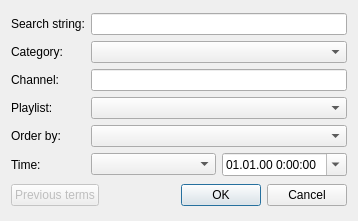
The window that youtubesearchwidget.ui (AlexLevkovich/YoutubeViewer) describes before a commit, drawn with Qt 5.
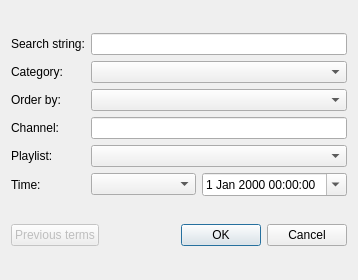
The same window after the commit. Custom widgets are drawn as their Qt base class.

```diff
--- a/youtubesearchwidget.ui
+++ b/youtubesearchwidget.ui
@@ -7,7 +7,7 @@
     <x>0</x>
     <y>0</y>
     <width>358</width>
-    <height>221</height>
+    <height>280</height>
    </rect>
   </property>
   <property name="minimumSize">
@@ -49,23 +49,33 @@
       </widget>
      </item>
      <item row="2" column="0">
+      <widget class="QLabel" name="label_4">
+       <property name="text">
+        <string>Order by:</string>
+       </property>
+      </widget>
+     </item>
+     <item row="2" column="1">
+      <widget class="QComboBox" name="orderbyCombo"/>
+     </item>
+     <item row="3" column="0">
       <widget class="QLabel" name="label_3">
        <property name="text">
         <string>Channel:</string>
        </property>
       </widget>
      </item>
-     <item row="2" column="1">
+     <item row="3" column="1">
       <widget class="FancyLineEdit" name="channelEdit"/>
      </item>
-     <item row="3" column="0">
+     <item row="4" column="0">
       <widget class="QLabel" name="label_6">
        <property name="text">
         <string>Playlist:</string>
        </property>
       </widget>
      </item>
-     <item row="3" column="1">
+     <item row="4" column="1">
       <widget class="YComboBox" name="playlistCombo">
        <property name="sizePolicy">
         <sizepolicy hsizetype="Preferred" vsizetype="Fixed">
@@ -84,16 +94,6 @@
        </property>
       </widget>
      </item>
-     <item row="4" column="0">
-      <widget class="QLabel" name="label_4">
-       <property name="text">
-        <string>Order by:</string>
-       </property>
-      </widget>
-     </item>
-     <item row="4" column="1">
-      <widget class="QComboBox" name="orderbyCombo"/>
-     </item>
      <item row="5" column="0">
       <widget class="QLabel" name="label_5">
        <property name="text">
@@ -122,9 +122,6 @@
            <day>1</day>
           </datetime>
          </property>
-         <property name="displayFormat">
-          <string>dd.MM.yy H:mm:ss</string>
-         </property>
          <property name="calendarPopup">
           <bool>true</bool>
          </property>
```
